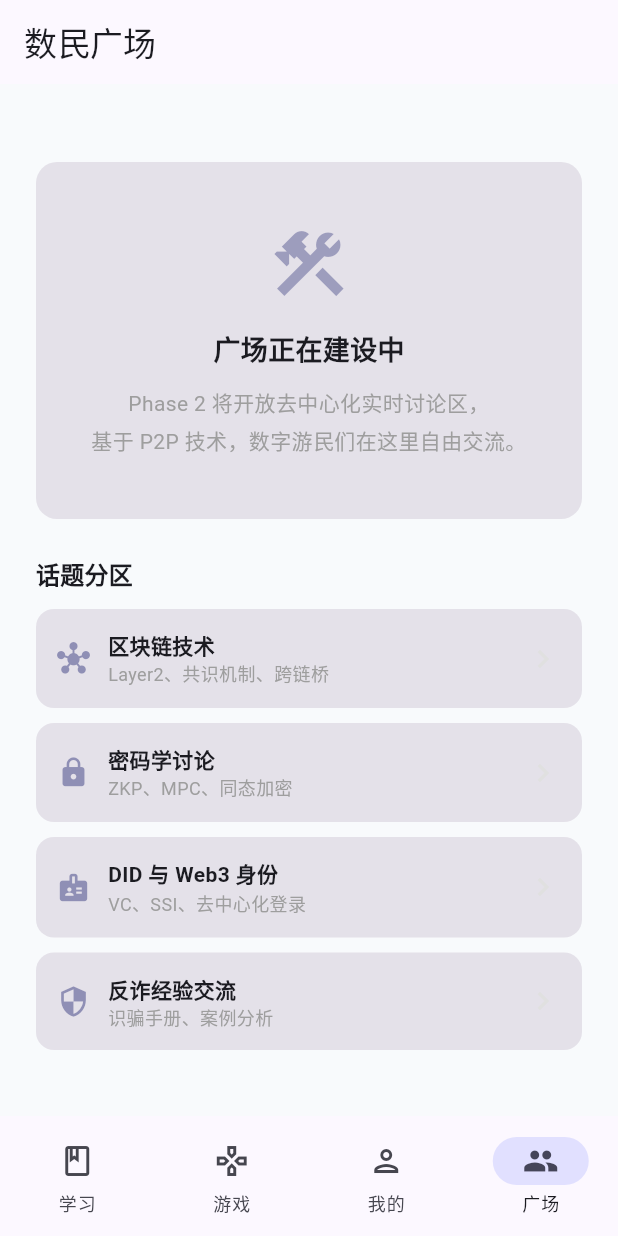
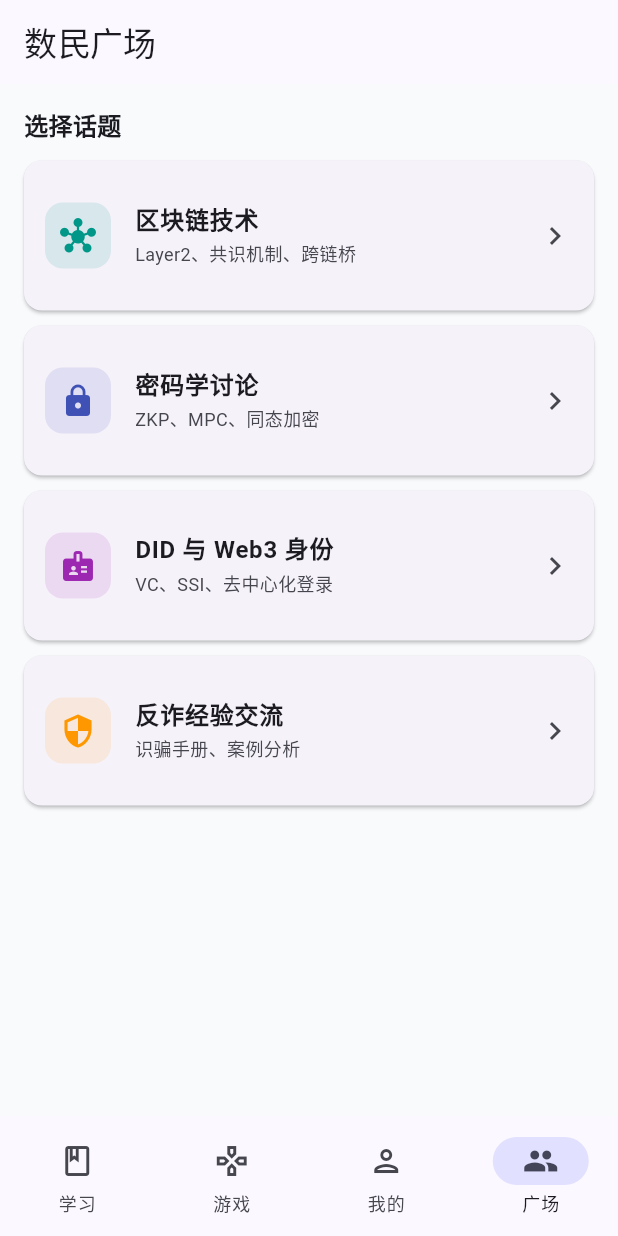
Before and after one commit to LeeMoNo/digi_players, a Flutter app: the SquareScreen screen opened by its route, on a phone screen of 412 x 824 dp. Run offline on Flutter 3.47's test engine with Material 3 defaults, Android fonts, the light colour scheme and no system bars; our stand-ins replace dio, flutter_riverpod, flutter_secure_storage, go_router, hive_flutter; missing offline and left inert: bip39, cryptography; accounts and stored records are empty.

Commit message:
Module 8：数民广场实时通信

```diff
--- a/lib/features/square/square_screen.dart
+++ b/lib/features/square/square_screen.dart
@@ -1,5 +1,6 @@
 // lib/features/square/square_screen.dart
 import 'package:flutter/material.dart';
+import 'package:go_router/go_router.dart';
 import '../../core/storage/secure_storage.dart';
 
 class SquareScreen extends StatefulWidget {
@@ -27,22 +28,19 @@ class _State extends State<SquareScreen> {
   Widget build(BuildContext context) {
     return Scaffold(
       appBar: AppBar(title: const Text('数民广场')),
-      body: SingleChildScrollView(
-        padding: const EdgeInsets.all(24),
-        child: Column(
-          crossAxisAlignment: CrossAxisAlignment.stretch,
+      body: ListView(
+        padding: const EdgeInsets.all(16),
         children: [
           // 身份展示
           if (_did != null)
             Container(
-                padding: const EdgeInsets.all(16),
+              padding: const EdgeInsets.all(14),
+              margin: const EdgeInsets.only(bottom: 20),
               decoration: BoxDecoration(
-                  gradient: LinearGradient(
-                    colors: [
+                gradient: LinearGradient(colors: [
                   Theme.of(context).colorScheme.primary.withOpacity(0.12),
                   Theme.of(context).colorScheme.secondary.withOpacity(0.08),
-                    ],
-                  ),
+                ]),
                 borderRadius: BorderRadius.circular(14),
                 border: Border.all(
                   color: Theme.of(context)
@@ -50,106 +48,99 @@ class _State extends State<SquareScreen> {
                 ),
               ),
               child: Row(children: [
-                  const Icon(Icons.fingerprint, size: 36),
+                const Icon(Icons.fingerprint, size: 32),
                 const SizedBox(width: 12),
                 Column(
                   crossAxisAlignment: CrossAxisAlignment.start,
                   children: [
-                      const Text('你是一位数字游民',
+                    const Text('数字游民',
                         style: TextStyle(fontWeight: FontWeight.bold)),
-                      const SizedBox(height: 2),
                     Text(_shortDID(_did!),
                         style: const TextStyle(
                             fontFamily: 'monospace',
-                              fontSize: 12,
+                            fontSize: 11,
                             color: Colors.grey)),
                   ],
                 ),
               ]),
             ),
-            const SizedBox(height: 28),
 
-            // 建设中提示
-            Container(
-              padding: const EdgeInsets.symmetric(vertical: 40, horizontal: 24),
-              decoration: BoxDecoration(
-                color: Theme.of(context).colorScheme.surfaceContainerHighest,
-                borderRadius: BorderRadius.circular(14),
-              ),
-              child: Column(
-                children: [
-                  Icon(Icons.construction,
-                      size: 56,
-                      color: Theme.of(context)
-                          .colorScheme.primary.withOpacity(0.5)),
-                  const SizedBox(height: 16),
-                  const Text('广场正在建设中',
+          const Text('选择话题',
               style: TextStyle(
-                          fontSize: 18, fontWeight: FontWeight.bold)),
-                  const SizedBox(height: 10),
-                  const Text(
-                    'Phase 2 将开放去中心化实时讨论区，\n'
-                    '基于 P2P 技术，数字游民们在这里自由交流。',
-                    textAlign: TextAlign.center,
-                    style: TextStyle(color: Colors.grey, height: 1.7),
-                  ),
+                  fontWeight: FontWeight.bold, fontSize: 16)),
+          const SizedBox(height: 12),
+
+          for (final room in _rooms)
+            _RoomTile(room: room),
         ],
-              ),
-            ),
-            const SizedBox(height: 24),
-
-            // 话题入口占位（框架已在，内容 Phase 2 填充）
-            Text('话题分区',
-                style: Theme.of(context).textTheme.titleMedium?.copyWith(
-                    fontWeight: FontWeight.bold)),
-            const SizedBox(height: 12),
-            for (final topic in _topicPlaceholders)
-              _TopicPlaceholder(title: topic.$1, desc: topic.$2, icon: topic.$3),
-          ],
-        ),
       ),
     );
   }
 }
 
-const _topicPlaceholders = [
-  ('区块链技术', 'Layer2、共识机制、跨链桥', Icons.hub),
-  ('密码学讨论', 'ZKP、MPC、同态加密', Icons.lock),
-  ('DID 与 Web3 身份', 'VC、SSI、去中心化登录', Icons.badge),
-  ('反诈经验交流', '识骗手册、案例分析', Icons.security),
+// 房间配置
+class _RoomConfig {
+  final String id, name, description;
+  final IconData icon;
+  final Color color;
+  const _RoomConfig({
+    required this.id, required this.name,
+    required this.description,
+    required this.icon, required this.color,
+  });
+}
+
+const _rooms = [
+  _RoomConfig(
+    id: 'blockchain', name: '区块链技术',
+    description: 'Layer2、共识机制、跨链桥',
+    icon: Icons.hub, color: Colors.teal,
+  ),
+  _RoomConfig(
+    id: 'cryptography', name: '密码学讨论',
+    description: 'ZKP、MPC、同态加密',
+    icon: Icons.lock, color: Colors.indigo,
+  ),
+  _RoomConfig(
+    id: 'did', name: 'DID 与 Web3 身份',
+    description: 'VC、SSI、去中心化登录',
+    icon: Icons.badge, color: Colors.purple,
+  ),
+  _RoomConfig(
+    id: 'antiscam', name: '反诈经验交流',
+    description: '识骗手册、案例分析',
+    icon: Icons.security, color: Colors.orange,
+  ),
 ];
 
-class _TopicPlaceholder extends StatelessWidget {
-  final String title, desc;
-  final IconData icon;
-  const _TopicPlaceholder({
-    required this.title, required this.desc, required this.icon,
-  });
+class _RoomTile extends StatelessWidget {
+  final _RoomConfig room;
+  const _RoomTile({super.key, required this.room});
   @override
-  Widget build(BuildContext context) => Container(
+  Widget build(BuildContext context) => Card(
     margin: const EdgeInsets.only(bottom: 10),
-    padding: const EdgeInsets.all(14),
+    child: ListTile(
+      contentPadding: const EdgeInsets.all(14),
+      leading: Container(
+        width: 44, height: 44,
         decoration: BoxDecoration(
-      color: Theme.of(context).colorScheme.surfaceContainerHighest,
+          color: room.color.withOpacity(0.12),
           borderRadius: BorderRadius.circular(12),
         ),
-    child: Row(children: [
-      Icon(icon, size: 22,
-          color: Theme.of(context).colorScheme.primary.withOpacity(0.6)),
-      const SizedBox(width: 12),
-      Expanded(
-        child: Column(
-          crossAxisAlignment: CrossAxisAlignment.start,
-          children: [
-            Text(title,
-                style: const TextStyle(fontWeight: FontWeight.w600)),
-            Text(desc,
-                style: const TextStyle(fontSize: 12, color: Colors.grey)),
-          ],
+        child: Icon(room.icon, color: room.color, size: 24),
+      ),
+      title: Text(room.name,
+          style: const TextStyle(fontWeight: FontWeight.bold)),
+      subtitle: Padding(
+        padding: const EdgeInsets.only(top: 2),
+        child: Text(room.description,
+            style: const TextStyle(fontSize: 12)),
+      ),
+      trailing: const Icon(Icons.chevron_right),
+      onTap: () => context.push(
+        '/square/chat/${room.id}',
+        extra: room.name,
       ),
     ),
-      Icon(Icons.chevron_right,
-          color: Colors.grey.shade300),
-    ]),
   );
 }
--- a/pubspec.yaml
+++ b/pubspec.yaml
@@ -56,6 +56,8 @@ dependencies:
   # 多语言
   intl: ^0.20.2
 
+  web_socket_channel: ^2.4.0
+
   cupertino_icons: ^1.0.8
   url_launcher: ^6.3.0
 
```
Also changed, not shown: lib/core/router/app_router.dart (+8 -0 lines), lib/features/square/square_chat_screen.dart (added, +325 -0 lines), lib/features/square/square_provider.dart (added, +31 -0 lines), lib/features/square/square_repository.dart (added, +152 -0 lines), pubspec.lock, 1 other file. Lines whose indentation alone changed are shown as unchanged.
